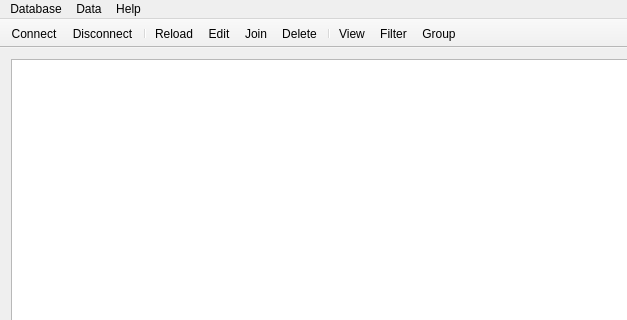
The window that mainwindow.ui (Kuszki/EW-Database) describes before a commit, drawn with Qt 5; both pictures show x 0 to 627 and y 0 to 320 of the 800 by 600 pixel window.
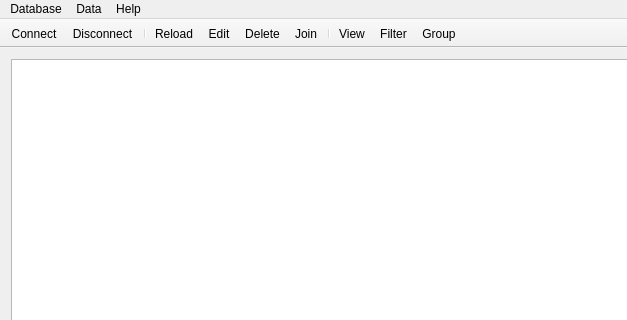
The same window after the commit. Icons and pictures are not drawn.

Commit message: Update interface crash

```diff
--- a/mainwindow.ui
+++ b/mainwindow.ui
@@ -122,8 +122,8 @@
    <addaction name="separator"/>
    <addaction name="actionReload"/>
    <addaction name="actionEdit"/>
-   <addaction name="actionJoin"/>
    <addaction name="actionDelete"/>
+   <addaction name="actionJoin"/>
    <addaction name="separator"/>
    <addaction name="actionView"/>
    <addaction name="actionFilter"/>
```
Left out of the diff: 5 changed lines with no effect on the pictures. The commit also changes 2 other files.
